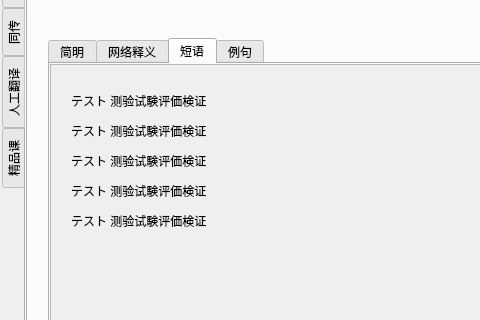
huangshangi/dict, file mainwindow.ui: the form before one commit; both pictures show x 0 to 480 and y 237 to 557 of the 1122 by 809 pixel window.
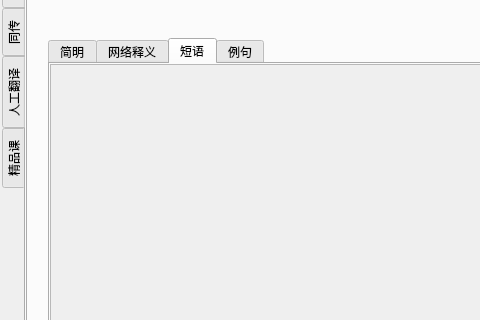
The form after the commit. The open tabs and pages were chosen to show the change.

```diff
--- a/mainwindow.ui
+++ b/mainwindow.ui
@@ -338,71 +338,6 @@
              <height>419</height>
             </rect>
            </property>
-           <widget class="QLabel" name="label_16">
-            <property name="geometry">
-             <rect>
-              <x>20</x>
-              <y>50</y>
-              <width>291</width>
-              <height>31</height>
-             </rect>
-            </property>
-            <property name="text">
-             <string>テスト 测验试験评価検证</string>
-            </property>
-           </widget>
-           <widget class="QLabel" name="label_19">
-            <property name="geometry">
-             <rect>
-              <x>20</x>
-              <y>140</y>
-              <width>291</width>
-              <height>31</height>
-             </rect>
-            </property>
-            <property name="text">
-             <string>テスト 测验试験评価検证</string>
-            </property>
-           </widget>
-           <widget class="QLabel" name="label_18">
-            <property name="geometry">
-             <rect>
-              <x>20</x>
-              <y>80</y>
-              <width>291</width>
-              <height>31</height>
-             </rect>
-            </property>
-            <property name="text">
-             <string>テスト 测验试験评価検证</string>
-            </property>
-           </widget>
-           <widget class="QLabel" name="label_15">
-            <property name="geometry">
-             <rect>
-              <x>20</x>
-              <y>20</y>
-              <width>291</width>
-              <height>31</height>
-             </rect>
-            </property>
-            <property name="text">
-             <string>テスト 测验试験评価検证</string>
-            </property>
-           </widget>
-           <widget class="QLabel" name="label_17">
-            <property name="geometry">
-             <rect>
-              <x>20</x>
-              <y>110</y>
-              <width>291</width>
-              <height>31</height>
-             </rect>
-            </property>
-            <property name="text">
-             <string>テスト 测验试験评価検证</string>
-            </property>
-           </widget>
           </widget>
          </widget>
         </widget>
```
Left out of the diff: 156 changed lines with no effect on the pictures.
